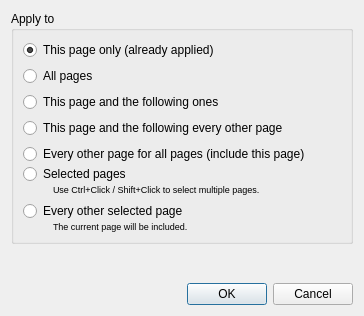
Old version of the form filters/select_content/ui/SelectContentApplyDialog.ui in the repository ImageProcessing-ElectronicPublications/scantailor-deviant.
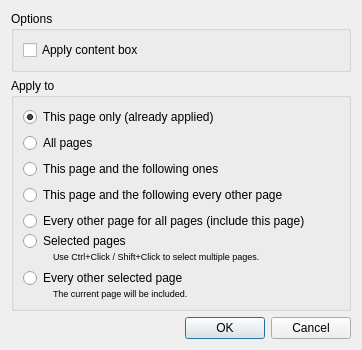
New version of the form.

Commit message: apply content_box if selected in manual mode

The edit to the form file:
```diff
--- a/filters/select_content/ui/SelectContentApplyDialog.ui
+++ b/filters/select_content/ui/SelectContentApplyDialog.ui
@@ -9,14 +9,30 @@
    <rect>
     <x>0</x>
     <y>0</y>
-    <width>364</width>
-    <height>316</height>
+    <width>362</width>
+    <height>314</height>
    </rect>
   </property>
   <property name="windowTitle">
    <string>Select Content</string>
   </property>
-  <layout class="QVBoxLayout">
+  <layout class="QVBoxLayout" name="verticalLayout_7">
+   <item>
+    <widget class="QGroupBox" name="optionsBox">
+     <property name="title">
+      <string>Options</string>
+     </property>
+     <layout class="QVBoxLayout" name="verticalLayout_6">
+      <item>
+       <widget class="QCheckBox" name="applyContentBoxOption">
+        <property name="text">
+         <string>Apply content box</string>
+        </property>
+       </widget>
+      </item>
+     </layout>
+    </widget>
+   </item>
    <item>
     <widget class="QGroupBox" name="groupBox">
      <property name="title">
```
The commit also changes 4 other files.
